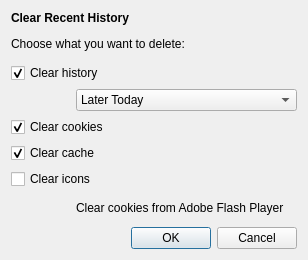
First picture: the form in src/other/clearprivatedata.ui, repository QupZilla/qupzilla, before the edit.
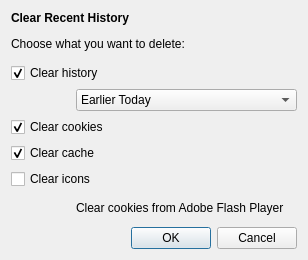
Second picture: the form after the edit. Icons and pictures are not drawn. Custom widgets are drawn as their Qt base class.

Patch:
```diff
--- a/src/other/clearprivatedata.ui
+++ b/src/other/clearprivatedata.ui
@@ -108,7 +108,7 @@
     <widget class="QComboBox" name="historyLength">
      <item>
       <property name="text">
-       <string>Later Today</string>
+       <string>Earlier Today</string>
       </property>
      </item>
      <item>
```
